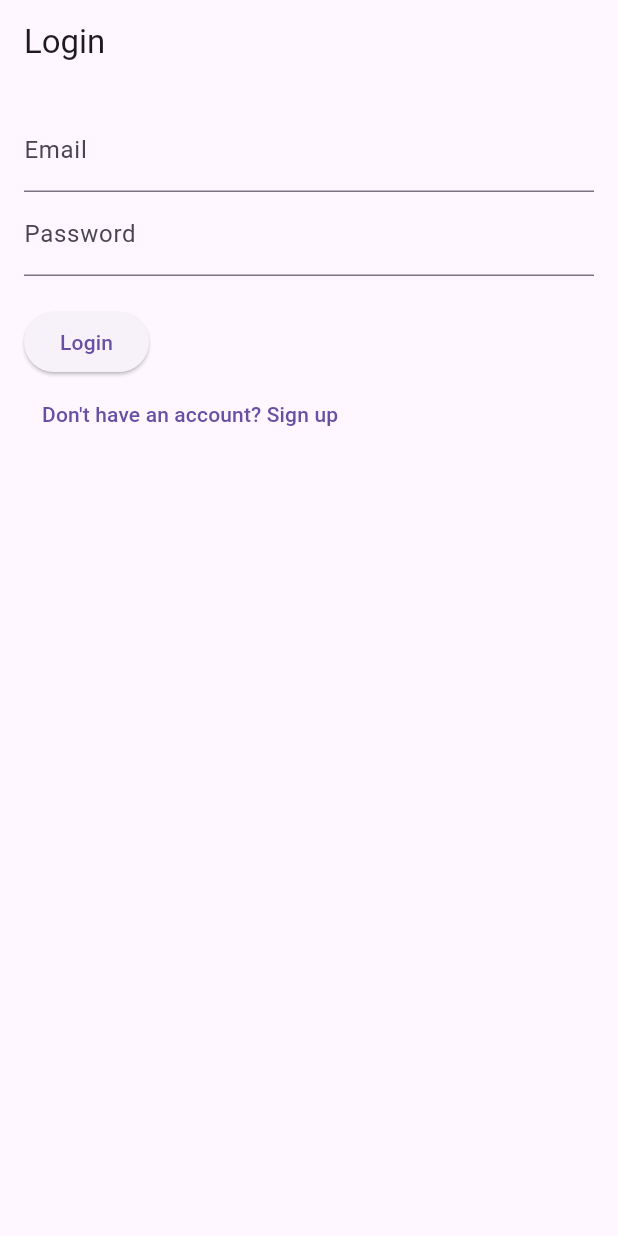
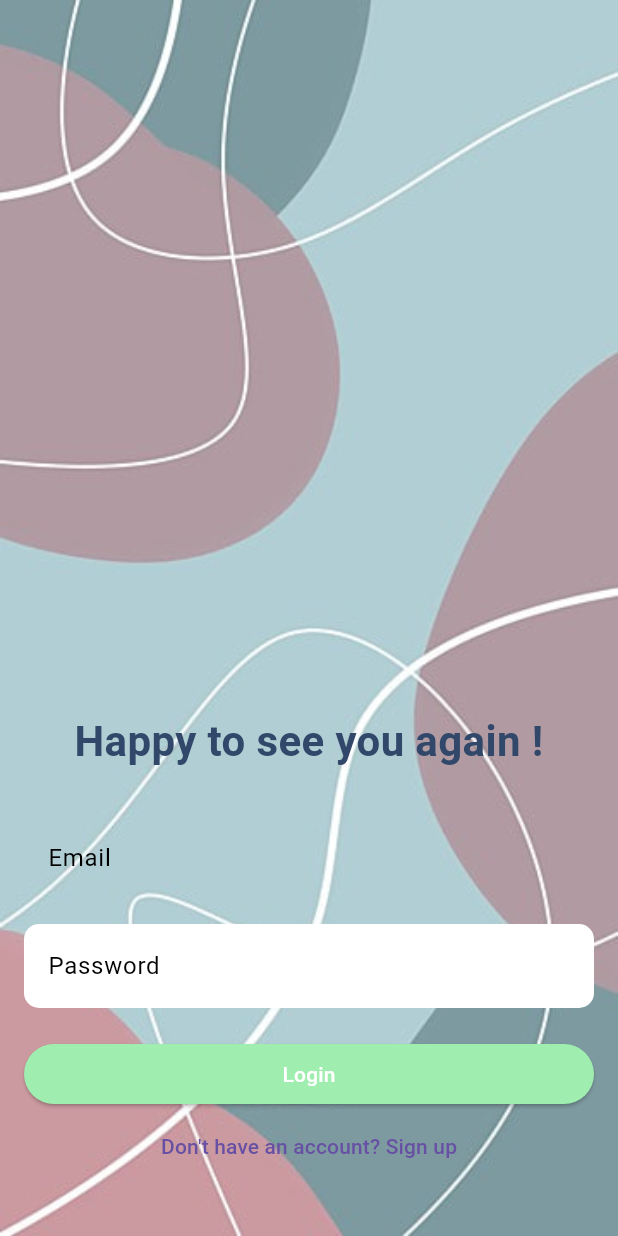
Before and after one commit to ZnetiAziz/mellow_mind, a Flutter app: the screen it shows after launch, after a tap on "Login", on a phone screen of 412 x 824 dp. Run offline on Flutter 3.47's test engine with Material 3 defaults, Android fonts, the phone set to English and light mode, and no system bars; our stand-ins replace sqflite; accounts and stored records are empty.

Commit message:
new design

```diff
--- a/lib/pages/login_page.dart
+++ b/lib/pages/login_page.dart
@@ -7,37 +7,77 @@ class LoginPage extends StatelessWidget {
   final TextEditingController emailController = TextEditingController();
   final TextEditingController passwordController = TextEditingController();
 
+  LoginPage({super.key});
+
   @override
   Widget build(BuildContext context) {
     return Scaffold(
-      appBar: AppBar(
-        title: Text('Login'),
+      body: Container(
+        decoration: const BoxDecoration(
+          image: DecorationImage(
+            image: AssetImage('assets/images/im3.jpg'),
+            fit: BoxFit.cover,
           ),
-      body: Padding(
+        ),
+        child: Padding(
           padding: const EdgeInsets.all(16.0),
           child: Column(
-          crossAxisAlignment: CrossAxisAlignment.start,
+            crossAxisAlignment:
+                CrossAxisAlignment.stretch, // Make all children take full width
             children: <Widget>[
+              const Spacer(), // Pushes content down
+              const Text(
+                'Happy to see you again !',
+                textAlign: TextAlign.center,
+                style: TextStyle(
+                  fontSize: 28, // Larger size
+                  fontWeight: FontWeight.bold, // Bold text
+                  color: Color(0xFF32486A), // Black text color
+                ),
+              ),
+              const SizedBox(height: 30), // Space between text and fields
               TextField(
                 controller: emailController,
-              decoration: InputDecoration(labelText: 'Email'),
+                decoration: const InputDecoration(
+                  labelText: 'Email',
+                  filled: true, // Fill the box
+                  fillColor: Colors.transparent, // Light gray background
+                  border: OutlineInputBorder(
+                    borderRadius:
+                        BorderRadius.all(Radius.circular(10)), // Rounded edges
+                    borderSide: BorderSide.none, // No border
                   ),
+                  labelStyle: TextStyle(color: Colors.black), // Pastel color
+                ),
+              ),
+              const SizedBox(height: 16), // Space between fields
               TextField(
                 controller: passwordController,
-              decoration: InputDecoration(labelText: 'Password'),
+                decoration: const InputDecoration(
+                  labelText: 'Password',
+                  filled: true, // Fill the box
+                  fillColor: Colors.white, // Light gray background
+                  border: OutlineInputBorder(
+                    borderRadius:
+                        BorderRadius.all(Radius.circular(10)), // Rounded edges
+                    borderSide: BorderSide.none, // No border
+                  ),
+                  labelStyle: TextStyle(color: Colors.black), // Pastel color
+                ),
                 obscureText: true,
               ),
-            SizedBox(height: 20),
+              const SizedBox(height: 20),
               ElevatedButton(
+                style: ElevatedButton.styleFrom(
+                  foregroundColor: Colors.white,
+                  backgroundColor: const Color(0xFF9FEEAF),
+                ),
                 onPressed: () async {
                   bool success = await AuthService.login(
                       emailController.text, passwordController.text);
                   if (success) {
-                  // Get the username from AuthService (assuming you store it after login)
                     String username = await AuthService.getUsernameByEmail(
                         emailController.text);
-
-                  // Navigate to WelcomePage and pass the username
                     Navigator.pushReplacement(
                       context,
                       MaterialPageRoute(
@@ -48,7 +88,7 @@ class LoginPage extends StatelessWidget {
                     print('Invalid credentials');
                   }
                 },
-              child: Text('Login'),
+                child: const Text('Login'),
               ),
               TextButton(
                 onPressed: () {
@@ -57,9 +97,11 @@ class LoginPage extends StatelessWidget {
                     MaterialPageRoute(builder: (context) => SignupPage()),
                   );
                 },
-              child: Text('Don\'t have an account? Sign up'),
+                child: const Text('Don\'t have an account? Sign up'),
               ),
+              const SizedBox(height: 20), // Additional space at the bottom
             ],
+          ),
         ),
       ),
     );
```
Also changed, not shown: lib/pages/signup_page.dart (+68 -12 lines), lib/pages/welcome_page.dart (+21 -7 lines), pubspec.yaml (+4 -3 lines), assets/images/im3.jpg (added), 3 other files. Lines whose indentation alone changed are shown as unchanged.
